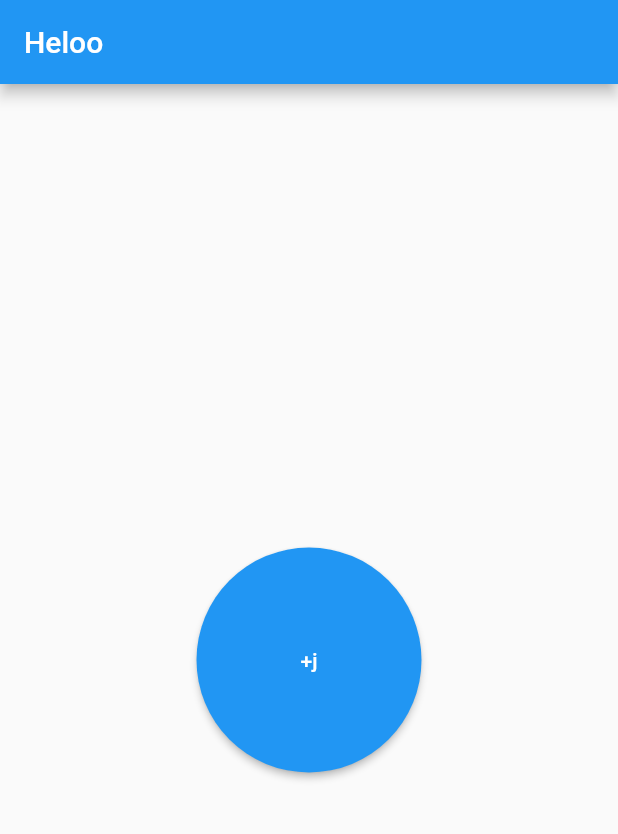
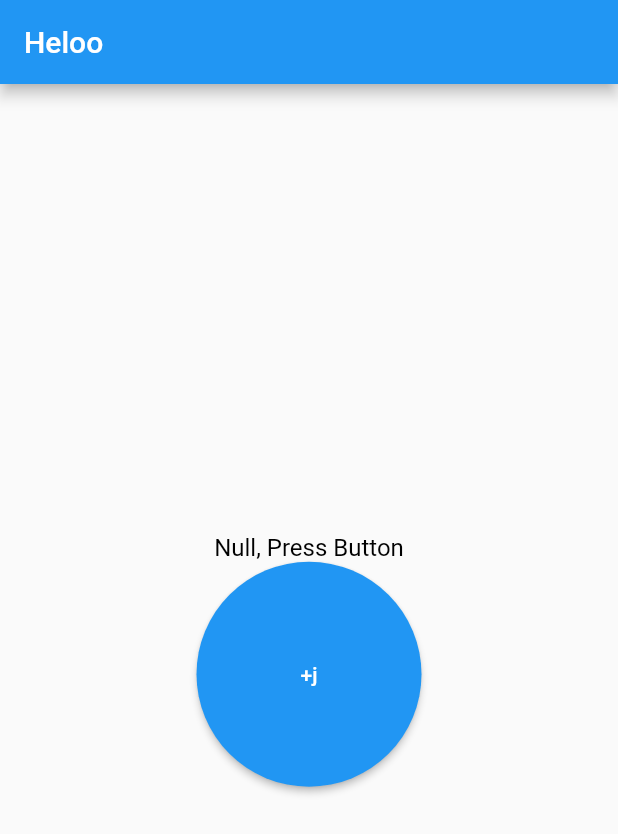
Before and after one commit to hridaik/cctv-app, a Flutter app: the screen it shows after launch, after a tap on "+j", on a phone screen of 412 x 824 dp. Shown: the top 834 px of the screen. Run offline on Flutter 3.47's test engine with Material 2 defaults, Android fonts, the phone set to English and light mode, and no system bars; our stand-ins replace geolocator.

```diff
--- a/lib/main.dart
+++ b/lib/main.dart
@@ -1,4 +1,5 @@
 import 'package:flutter/material.dart';
+import 'package:geolocator/geolocator.dart';
 
 void main() {
   runApp(const MyApp());
@@ -6,6 +7,62 @@ void main() {
 
 class MyApp extends StatelessWidget {
   const MyApp({super.key});
+  @override
+  Widget build(BuildContext context) {
+    return MaterialApp(
+      title: 'CCTV',
+      theme: ThemeData(
+        primarySwatch: Colors.blue,
+      ),
+      home: Homepage(),
+    );
+  }
+}
+
+class Homepage extends StatefulWidget {
+  const Homepage({Key? key}) : super(key: key);
+  @override
+  _HomepageState createState() => _HomepageState();
+}
+
+class _HomepageState extends State<Homepage> {
+  String location = 'Null, Press Button';
+  String Address = 'search';
+
+  Future<Position> _getGeoLocationPosition() async {
+    bool serviceEnabled;
+    LocationPermission permission;
+    // Test if location services are enabled.
+    serviceEnabled = await Geolocator.isLocationServiceEnabled();
+    if (!serviceEnabled) {
+      // Location services are not enabled don't continue
+      // accessing the position and request users of the
+      // App to enable the location services.
+      await Geolocator.openLocationSettings();
+      return Future.error('Location services are disabled.');
+    }
+    permission = await Geolocator.checkPermission();
+    if (permission == LocationPermission.denied) {
+      permission = await Geolocator.requestPermission();
+      if (permission == LocationPermission.denied) {
+        // Permissions are denied, next time you could try
+        // requesting permissions again (this is also where
+        // Android's shouldShowRequestPermissionRationale
+        // returned true. According to Android guidelines
+        // your App should show an explanatory UI now.
+        return Future.error('Location permissions are denied');
+      }
+    }
+    if (permission == LocationPermission.deniedForever) {
+      // Permissions are denied forever, handle appropriately.
+      return Future.error(
+          'Location permissions are permanently denied, we cannot request permissions.');
+    }
+    // When we reach here, permissions are granted and we can
+    // continue accessing the position of the device.
+    return await Geolocator.getCurrentPosition(
+        desiredAccuracy: LocationAccuracy.high);
+  }
 
   @override
   Widget build(BuildContext context) {
@@ -13,18 +70,23 @@ class MyApp extends StatelessWidget {
       debugShowCheckedModeBanner: false,
       home: Scaffold(
         body: Center(
-          child: ElevatedButton(
-            child: Text('+j'),
-            onPressed: () {
+          child: Column(mainAxisAlignment: MainAxisAlignment.center, children: [
+            Text(location, style: TextStyle(color: Colors.black, fontSize: 16)),
+            ElevatedButton(
+                onPressed: () async {
+                  Position position =
+                      await _getGeoLocationPosition(); // position will have the data
 
-            },
-            style: ElevatedButton.styleFrom(
-              fixedSize: const Size(150, 150),
-              shape: const CircleBorder(
+                  location =
+                      'Lat: ${position.latitude}, Long: ${position.longitude}';
 
-              )
-            ),
-          ),
+                  setState(() {});
+                },
+                style: ElevatedButton.styleFrom(
+                    fixedSize: const Size(150, 150),
+                    shape: const CircleBorder()),
+                child: Text('+j'))
+          ]),
         ),
         appBar: AppBar(
           title: const Text('Heloo'),
--- a/pubspec.yaml
+++ b/pubspec.yaml
@@ -31,6 +31,8 @@ environment:
 dependencies:
   flutter:
     sdk: flutter
+  geolocator:
+  geocoding:
 
 
   # The following adds the Cupertino Icons font to your application.
```
Also changed, not shown: pubspec.lock, 5 other files.
